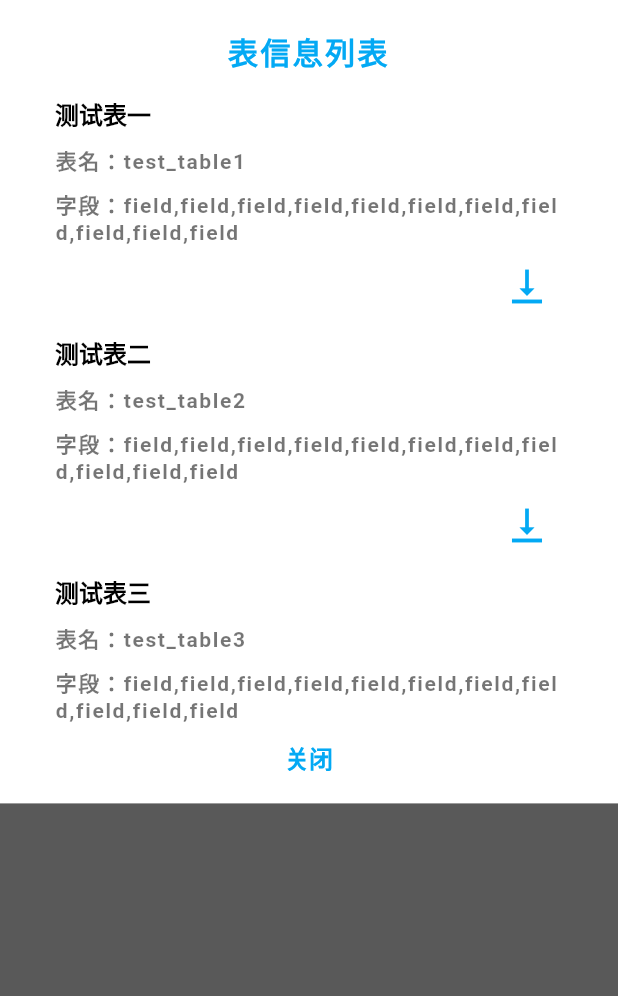
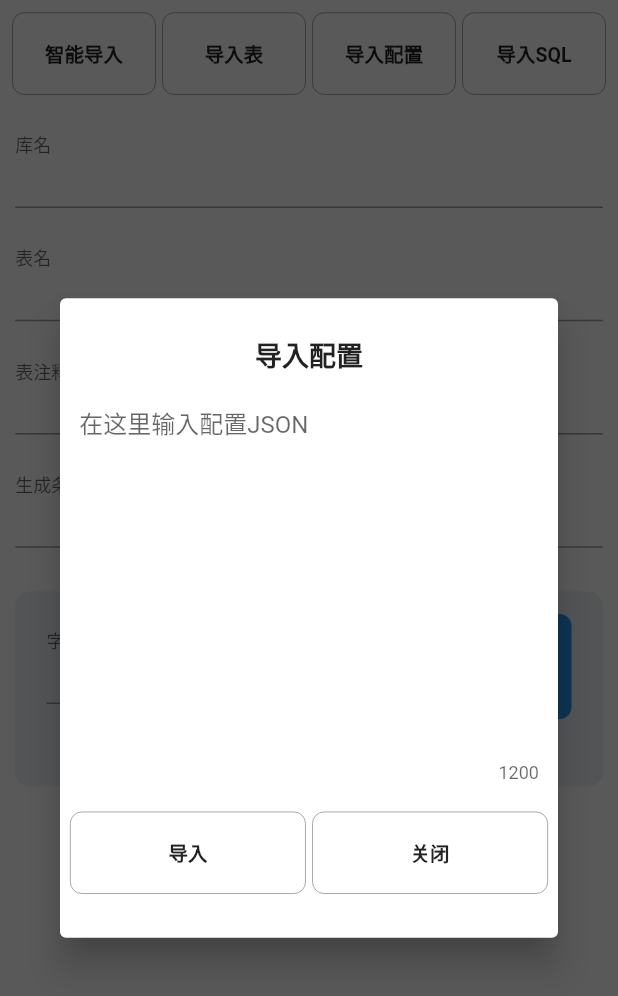
Before and after one commit to ellis1119/codegendemo, a Flutter app: the InputConfig screen opened directly, after a tap on "导入配置", on a phone screen of 412 x 824 dp. Shown: the top 996 px of the screen. Run offline on Flutter 3.47's test engine with Material 2 defaults, Android fonts, the phone set to English and light mode, and no system bars; our stand-ins replace fl_chart, flutter_highlight, font_awesome_flutter, url_strategy; missing offline and left inert: slider_captcha.

Commit message:
2022-12-09

```diff
--- /dev/null
+++ b/lib/pages/importAlert.dart
@@ -0,0 +1,117 @@
+import 'package:flutter/material.dart';
+import 'package:flutter/services.dart';
+
+class ImportAlert extends StatefulWidget {
+  const ImportAlert({Key? key}) : super(key: key);
+
+  @override
+  ImportAlertState createState() => ImportAlertState();
+}
+
+class ImportAlertState extends State<ImportAlert> {
+  @override
+  Widget build(BuildContext context) {
+    double screenHeight = MediaQuery.of(context).size.height;
+    double screenWidth = MediaQuery.of(context).size.width;
+    return Scaffold(
+      backgroundColor: Colors.black.withOpacity(0.65),
+      body: Center(
+          child: ConstrainedBox(
+        constraints: const BoxConstraints.expand(),
+        child: SimpleDialog(
+          title: const Text(
+            '导入配置',
+            style: TextStyle(fontWeight: FontWeight.bold, fontSize: 18),
+            textAlign: TextAlign.center,
+          ),
+          elevation: 10,
+          children: [
+            Container(
+              margin: EdgeInsets.symmetric(
+                  vertical: 8.0, horizontal: screenWidth * 0.025),
+              width: 500,
+              height: 250,
+              child: TextField(
+                style: const TextStyle(fontSize: 16.0),
+                keyboardType: TextInputType.multiline,
+                maxLines: 22,
+                inputFormatters: [LengthLimitingTextInputFormatter(1200)],
+                decoration: InputDecoration(
+                  counterText: "1200",
+                  contentPadding: EdgeInsets.only(
+                      left: screenWidth * 0.006, right: screenWidth * 0.006),
+                  hintText: "在这里输入配置JSON",
+                  border: const OutlineInputBorder(borderSide: BorderSide.none),
+                ),
+              ),
+            ),
+            Container(
+              margin: EdgeInsets.symmetric(
+                  vertical: 5.0, horizontal: screenWidth * 0.011),
+              child: Row(children: <Widget>[
+                Expanded(
+                  flex: 1,
+                  child: Container(
+                    padding: EdgeInsets.symmetric(
+                        horizontal: screenWidth * 0.005,
+                        vertical: screenHeight * 0.01),
+                    child: ImpButton(
+                      text: "导入",
+                      onPressed: () {
+                        Navigator.of(context).pop();
+                      },
+                    ),
+                  ),
+                ),
+                Expanded(
+                  flex: 1,
+                  child: Container(
+                    padding: EdgeInsets.symmetric(
+                        horizontal: screenWidth * 0.005,
+                        vertical: screenHeight * 0.01),
+                    child: ImpButton(
+                      text: "关闭",
+                      onPressed: () {
+                        Navigator.of(context).pop();
+                      },
+                    ),
+                  ),
+                ),
+              ]),
+            )
+          ],
+          //backgroundColor: Colors.green,
+        ),
+      )),
+    );
+  }
+}
+
+class ImpButton extends StatelessWidget {
+  final String text;
+  final Function? onPressed;
+
+  const ImpButton({this.text = "", this.onPressed, Key? key}) : super(key: key);
+
+  @override
+  Widget build(BuildContext context) {
+    return ElevatedButton(
+      onPressed: onPressed as void Function()?,
+      style: ElevatedButton.styleFrom(
+        side: const BorderSide(
+            width: 0.6, color: Colors.grey, style: BorderStyle.solid),
+        elevation: 0,
+        primary: Colors.white,
+        padding: const EdgeInsets.symmetric(vertical: 18.0),
+        shape: RoundedRectangleBorder(
+          borderRadius: BorderRadius.circular(8),
+        ),
+      ),
+      child: Text(
+        text,
+        style: const TextStyle(
+            fontSize: 13, color: Colors.black87, fontWeight: FontWeight.bold),
+      ),
+    );
+  }
+}
--- a/lib/pages/inputAlert.dart
+++ b/lib/pages/inputAlert.dart
@@ -8,9 +8,6 @@ class InputAlert extends StatelessWidget {
     double screenHeight = MediaQuery.of(context).size.height;
     double screenWidth = MediaQuery.of(context).size.width;
     return Scaffold(
-      // appBar: AppBar(
-      //   title: Text('Modal 弹窗'),
-      // ),
       backgroundColor: Colors.black.withOpacity(0.65),
       body: Container(
           padding: EdgeInsets.symmetric(
@@ -29,9 +26,8 @@ class InputAlert extends StatelessWidget {
                       "表信息列表",
                       textAlign: TextAlign.center,
                       style: TextStyle(
-                          color: Colors.lightBlue,
                           fontWeight: FontWeight.bold,
-                          fontSize: 20.0,
+                          fontSize: 18.0,
                           letterSpacing: 1.6),
                     )),
                   ],
--- a/lib/pages/inputConfig.dart
+++ b/lib/pages/inputConfig.dart
@@ -1,4 +1,5 @@
 import 'package:codegensystem/pages/fieldList.dart';
+import 'package:codegensystem/pages/importAlert.dart';
 import 'package:codegensystem/pages/inputAlert.dart';
 import 'package:flutter/material.dart';
 
@@ -183,7 +184,7 @@ class InputConfigState extends State<InputConfig>
                                                     FadeTransition(
                                                         opacity: animation,
                                                         child:
-                                                            const InputAlert()))),
+                                                            const ImportAlert()))),
                                           },
                                         ),
                                       ),
```
